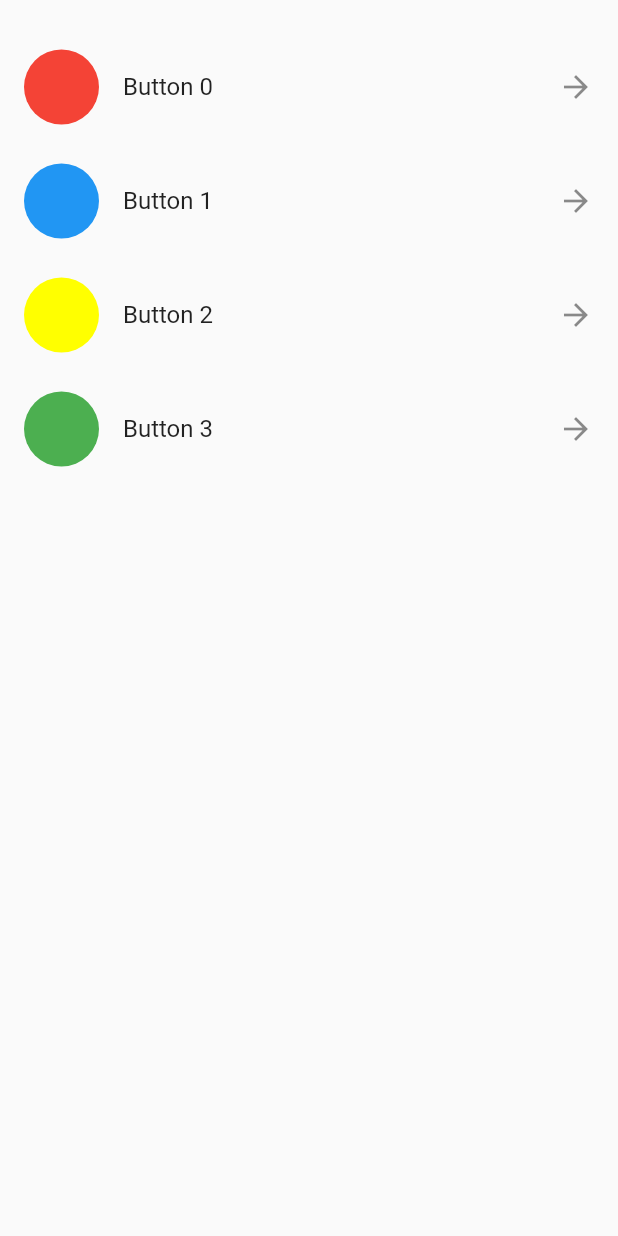
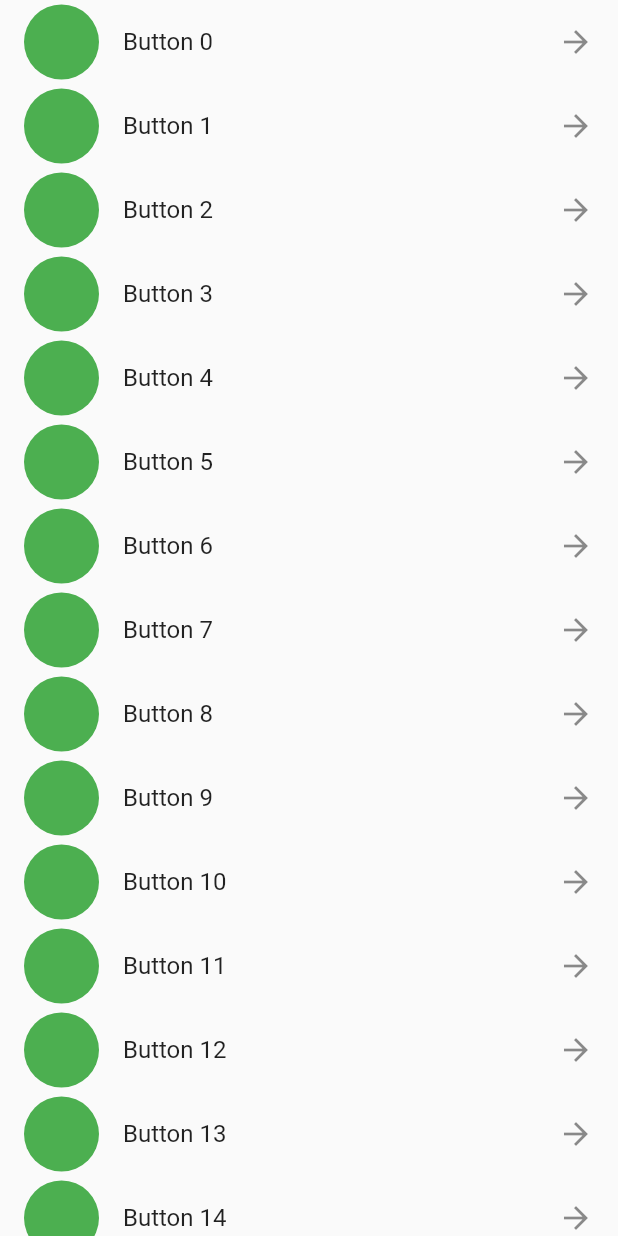
Before and after one commit to EngrMonyrul/listview_widget, a Flutter app: the screen it shows after launch, on a phone screen of 412 x 824 dp. Run offline on Flutter 3.47's test engine with Material 2 defaults, Android fonts, the phone set to English and light mode, and no system bars.

Commit message:
listviewbuilder

```diff
--- a/lib/main.dart
+++ b/lib/main.dart
@@ -1,5 +1,6 @@
 import 'package:flutter/material.dart';
 import 'package:untitled9/topics/listtileWidget.dart';
+import 'package:untitled9/topics/listviewbuilderwidget.dart';
 import 'package:untitled9/topics/listviewwidget.dart';
 
 void main(){
@@ -17,7 +18,7 @@ class MyApp extends StatelessWidget {
       //theme: buildThemeData(),
       //routes: routes(),
       //initialRoute: 'listtilewidget',
-      home: ExampleTwo(),
+      home: ExampleThree(),
     );
   }
 
--- /dev/null
+++ b/lib/topics/listviewbuilderwidget.dart
@@ -0,0 +1,48 @@
+import 'package:flutter/material.dart';
+
+class ExampleThree extends StatefulWidget {
+  const ExampleThree({Key? key}) : super(key: key);
+
+  @override
+  State<ExampleThree> createState() => _ExampleThreeState();
+}
+
+class _ExampleThreeState extends State<ExampleThree> {
+
+  List<int> list = [];
+
+  @override
+  void initState() {
+    // TODO: implement initState
+    for(int i=0; i<=50; i++)
+      {
+        list.add(i);
+      }
+    super.initState();
+  }
+
+  @override
+  Widget build(BuildContext context) {
+    return Scaffold(
+      body: ListView.builder(
+        itemCount: list.length,
+        itemBuilder: (BuildContext context, int index){
+          return ListTile(
+            title: Text('Button ${list[index]}'),
+            leading: Container(
+              height: 50,
+              width: 50,
+              decoration: const BoxDecoration(
+                color: Colors.green,
+                shape: BoxShape.circle
+              ),
+            ),
+            trailing: const Icon(
+              Icons.arrow_forward
+            ),
+          );
+        },
+      ),
+    );
+  }
+}
```
